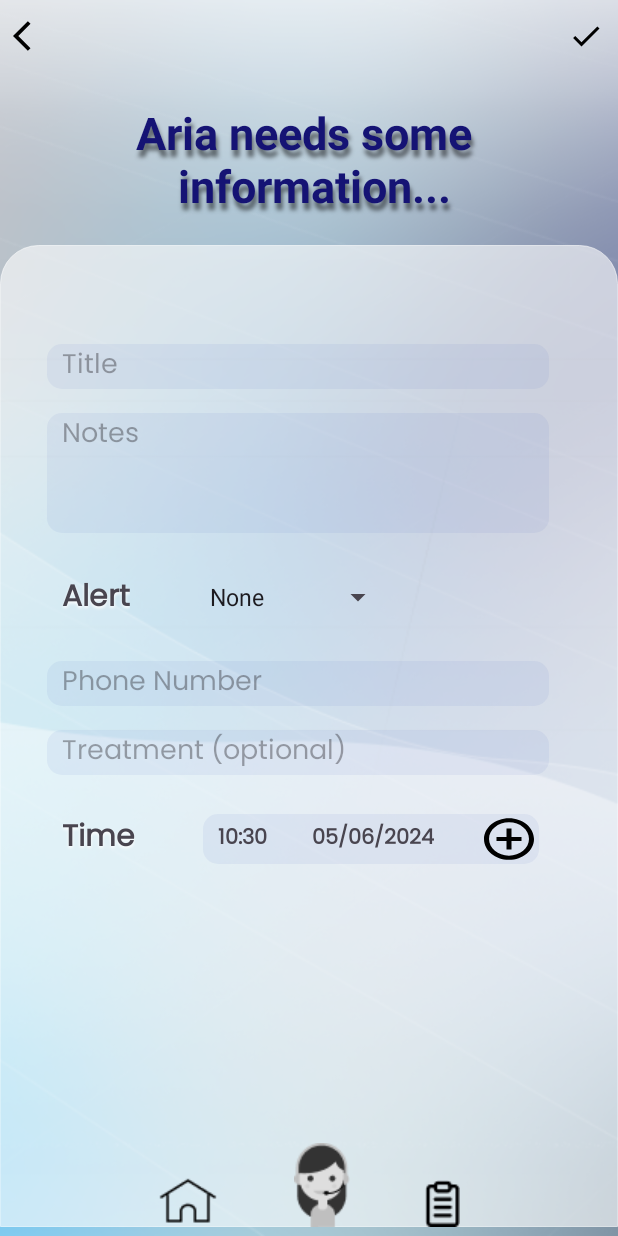
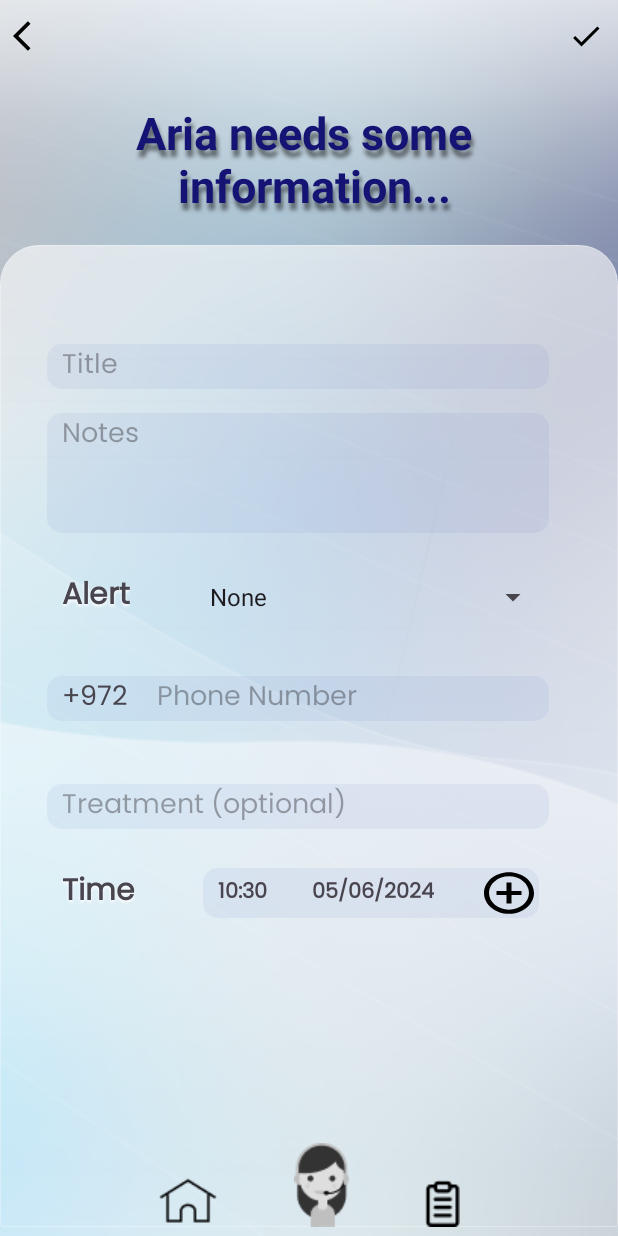
Before and after one commit to shanisapago/Aria, an Android app: the AddAriaActivity screen opened directly, with no data from a screen before it, on a phone screen of 412 x 824 dp. Run offline under Robolectric (Android 15) with nearby library versions, the phone set to English and light mode, and no system bars; 1 statement that could not run was skipped.

```diff
--- a/app/src/main/java/com/example/aria/AddCalendarActivity.java
+++ b/app/src/main/java/com/example/aria/AddCalendarActivity.java
@@ -64,10 +64,7 @@ public class AddCalendarActivity extends AppCompatActivity {
         date = getIntent().getExtras().getString("date");
         ImageButton btnBack = findViewById(R.id.btnBack);
         btnBack.setOnClickListener(view -> {
-            Intent intent = new Intent(this, CalendarActivity.class);
-            intent.putExtra("token",token);
-            intent.putExtra("username",username);
-            startActivity(intent);
+            onBackPressed();
         });
         ImageButton btnAria = findViewById(R.id.btnAria);
         btnAria.setOnClickListener(view -> {
--- a/app/src/main/res/drawable/btndelete.xml
+++ /dev/null
@@ -1,5 +0,0 @@
-<vector android:height="24dp" android:tint="#000000"
-    android:viewportHeight="24" android:viewportWidth="24"
-    android:width="24dp" xmlns:android="http://schemas.android.com/apk/res/android">
-    <path android:fillColor="@android:color/white" android:pathData="M6,19c0,1.1 0.9,2 2,2h8c1.1,0 2,-0.9 2,-2L18,7L6,7v12zM8,9h8v10L8,19L8,9zM15.5,4l-1,-1h-5l-1,1L5,4v2h14L19,4z"/>
-</vector>
--- /dev/null
+++ b/app/src/main/res/drawable/rectangle_filed_left.xml
@@ -0,0 +1,13 @@
+<?xml version="1.0" encoding="utf-8"?>
+<shape xmlns:android="http://schemas.android.com/apk/res/android"
+    android:shape="rectangle">
+
+    <!-- shape property for the view based on the value particular view would be drawn -->
+    <solid android:color="@color/grayRectangleField" />
+    <corners
+        android:topLeftRadius="10dp"
+        android:bottomLeftRadius="10dp"/>
+    <!--  stroke for defining a border for view -->
+
+    <!-- size element is used to define a design here height & width are same means square with some radius -->
+</shape>
--- /dev/null
+++ b/app/src/main/res/drawable/rectangle_filed_right.xml
@@ -0,0 +1,13 @@
+<?xml version="1.0" encoding="utf-8"?>
+<shape xmlns:android="http://schemas.android.com/apk/res/android"
+    android:shape="rectangle">
+
+    <!-- shape property for the view based on the value particular view would be drawn -->
+    <solid android:color="@color/grayRectangleField" />
+    <corners
+        android:topRightRadius="10dp"
+        android:bottomRightRadius="10dp"/>
+    <!--  stroke for defining a border for view -->
+
+    <!-- size element is used to define a design here height & width are same means square with some radius -->
+</shape>
--- a/app/src/main/res/layout/add_aria3.xml
+++ b/app/src/main/res/layout/add_aria3.xml
@@ -148,7 +148,8 @@
             android:layout_width="match_parent"
             android:layout_height="0dp"
             android:orientation="vertical"
-            android:layout_weight="0.007">
+            android:layout_weight="0.007"
+            android:background="@color/whiteBackground">
 
         </LinearLayout>
 
--- a/app/src/main/res/layout/add_calendar2.xml
+++ b/app/src/main/res/layout/add_calendar2.xml
@@ -266,7 +266,7 @@
                     android:id="@+id/alert"
                     android:layout_width="0dp"
                     android:layout_height="match_parent"
-                    android:layout_weight="0.42"
+                    android:layout_weight="0.9"
                     android:gravity="center"
                     >
 
--- a/app/src/main/res/layout/day2.xml
+++ b/app/src/main/res/layout/day2.xml
@@ -27,6 +27,7 @@
 
 
                 <ImageView
+                    android:id="@+id/back"
                     android:layout_width="30dp"
                     android:layout_height="40dp"
                     android:layout_marginTop="15dp"
--- a/app/src/main/res/layout/header.xml
+++ b/app/src/main/res/layout/header.xml
@@ -62,25 +62,48 @@
 
         <Spinner
             android:id="@+id/alertAria"
-            android:layout_width="wrap_content"
+            android:layout_width="match_parent"
             android:layout_height="match_parent"
             android:gravity="center"
-            android:paddingLeft="15dp"/>
+            android:paddingLeft="15dp"
+            android:layout_marginRight="30dp"/>
     </LinearLayout>
+    <LinearLayout
+        android:layout_width="match_parent"
+        android:layout_height="wrap_content"
+        android:orientation="horizontal"
+        android:layout_marginBottom="26dp"
+        android:layout_marginTop="10dp">
+
+        <TextView
+            android:layout_width="wrap_content"
+            android:layout_height="wrap_content"
+            android:text="+972  "
+            android:fontFamily="@font/poppins"
+            android:gravity="right"
+            android:background="@drawable/rectangle_filed_left"
+            android:layout_gravity="top"
+            android:textSize="18sp"
+            android:layout_marginLeft="15dp"
+            android:paddingLeft="10dp">
+        </TextView>
 
         <EditText
             android:id="@+id/phoneNumber"
             android:layout_width="match_parent"
             android:layout_height="wrap_content"
-        android:background="@drawable/rectangle_field"
+            android:background="@drawable/rectangle_filed_right"
             android:fontFamily="@font/poppins"
             android:hint="Phone Number"
-        android:inputType="text"
+            android:inputType="phone"
+            android:textSize="18sp"
             android:textColor="@color/black"
             android:layout_marginBottom="16dp"
-        android:layout_marginLeft="15dp"
             android:layout_marginRight="30dp"
-        android:paddingLeft="10dp"/>
+            android:paddingLeft="10dp"
+            android:maxLength="9"/>
+
+    </LinearLayout>
 
     <EditText
         android:id="@+id/treatment"
@@ -94,7 +117,8 @@
         android:layout_marginBottom="16dp"
         android:layout_marginLeft="15dp"
         android:layout_marginRight="30dp"
-        android:paddingLeft="10dp"/>
+        android:paddingLeft="10dp"
+        />
 
     <LinearLayout
         android:id="@+id/linearLayout2"
```
Also changed, not shown: app/src/main/java/com/example/aria/AddAriaActivity.java (+6 -4 lines), app/src/main/java/com/example/aria/Day.java (+13 -5 lines), app/src/main/res/layout/signin2.xml (+18 -3 lines). Lines whose indentation alone changed are shown as unchanged.
